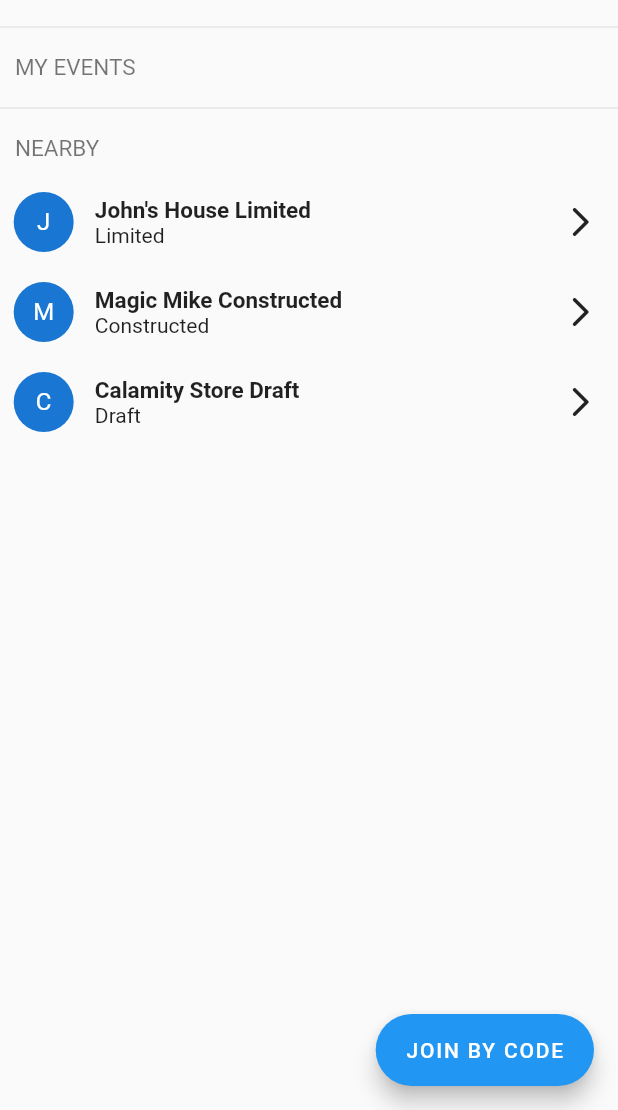
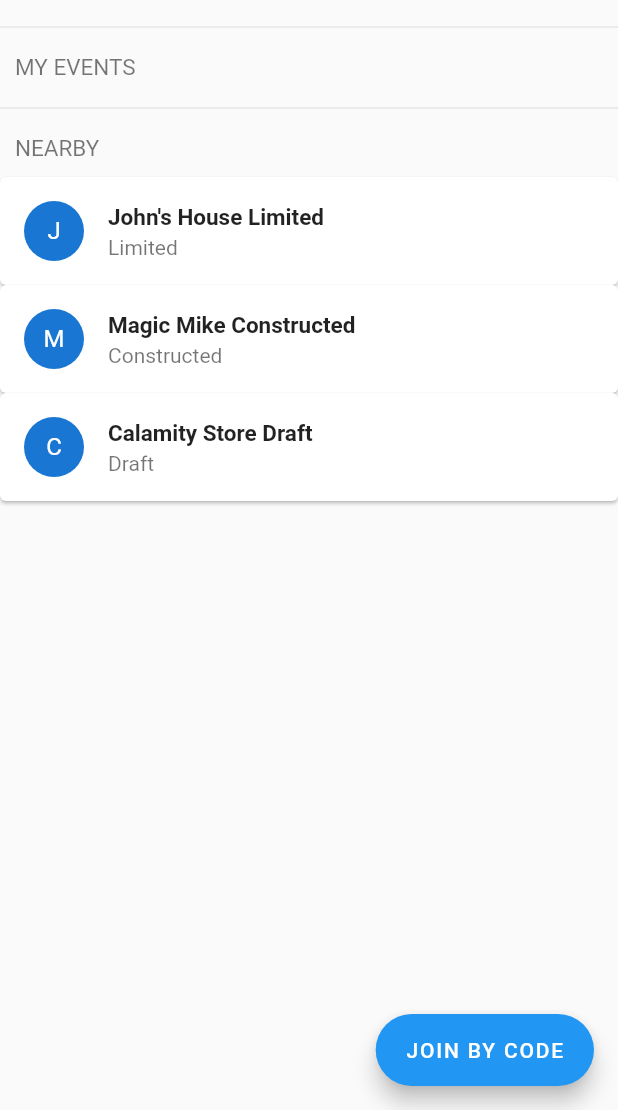
Before and after one commit to rickie95/congrega, a Flutter app: the TournamentPage screen opened directly with empty values, on a phone screen of 412 x 824 dp, the part 126-1236 px from its top. Run offline on Flutter 3.47's test engine with Material 2 defaults, Android fonts, the phone set to English and light mode, and no system bars; our stand-ins replace avatar_glow, bloc, equatable, flutter_bloc, flutter_secure_storage, formz and 4 more; missing offline and left inert: duration_picker; accounts and stored records are empty; generated files the repository leaves out were written again.

Commit message:
Uses openContainer transition for eventTile -> eventDetailPage

```diff
--- a/lib/features/tournaments/presentation/tournamentPage/TournamentPage.dart
+++ b/lib/features/tournaments/presentation/tournamentPage/TournamentPage.dart
@@ -1,3 +1,4 @@
+import 'package:animations/animations.dart';
 import 'package:congrega/features/tournaments/presentation/tournamentStatusPage/TournamentStatusPage.dart';
 import 'package:congrega/features/drawer/CongregaDrawer.dart';
 import 'package:congrega/theme/CongregaTheme.dart';
@@ -47,37 +48,14 @@ class TournamentPage extends StatelessWidget{
   }
 
   Widget _eventRow(BuildContext context, Tournament tournament) {
-    return GestureDetector(
-      onTap: () => Navigator.of(context).push(TournamentStatusPage.route(tournament)),
-      child: Container(
-          padding: EdgeInsets.symmetric(vertical: 10, horizontal: 5),
-          child: Row(
-              children: [
-                Expanded(
-                  flex: 12,
-                  child: CircleAvatar(
-                    child: Text(tournament.name[0]),
-                  ),
-                ),
-                Expanded(
-                  flex: 78,
-                  child: Container(
-                    padding: EdgeInsets.only(left: 10),
-                    child:  Column(
-                      crossAxisAlignment: CrossAxisAlignment.start,
-                      children: [
-                        Text(tournament.name, style: TextStyle(fontSize: 15, fontWeight: FontWeight.bold)),
-                        Text(tournament.type)
-                      ],
-                    ),
-                  ),
-                ),
-                Expanded(
-                    flex: 10,
-                    child: Icon(Icons.arrow_forward_ios_rounded)
-                )
-              ]
-          )
+    return OpenContainer(
+      transitionType: ContainerTransitionType.fade,
+      openBuilder: (BuildContext _, VoidCallback openContainer) => TournamentStatusPage(tournament),
+      closedBuilder: (BuildContext _, VoidCallback openContainer) => ListTile(
+        onTap: openContainer,
+        leading: CircleAvatar(child: Text(tournament.name[0])),
+        title: Text(tournament.name, style: TextStyle(fontSize: 15, fontWeight: FontWeight.bold)),
+        subtitle: Text(tournament.type),
       ),
     );
   }
```
